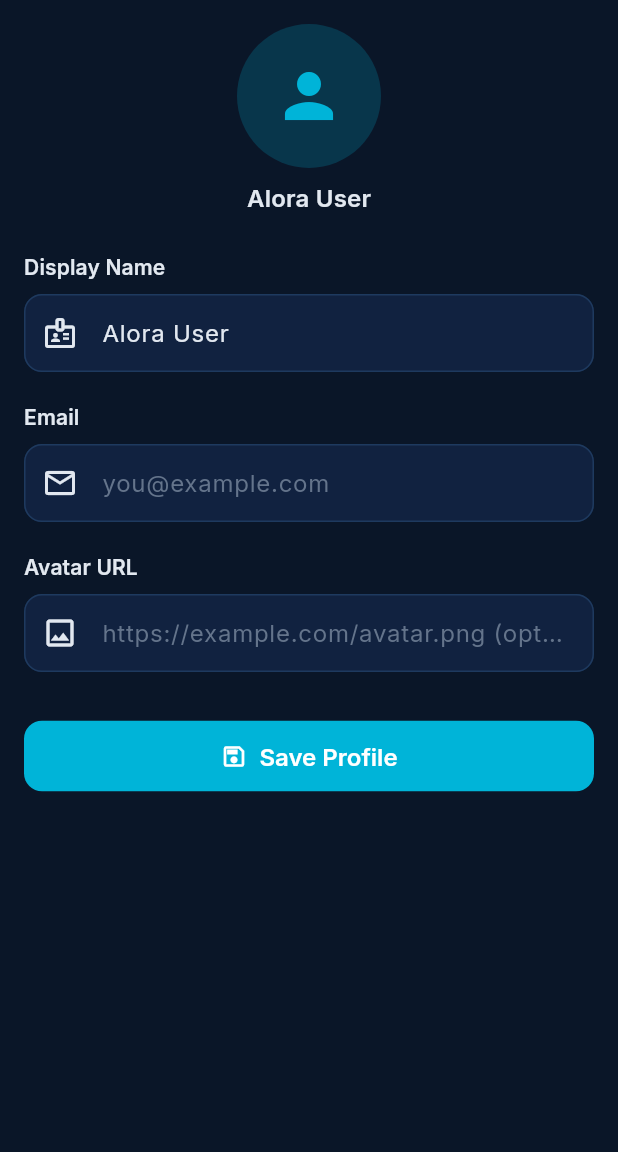
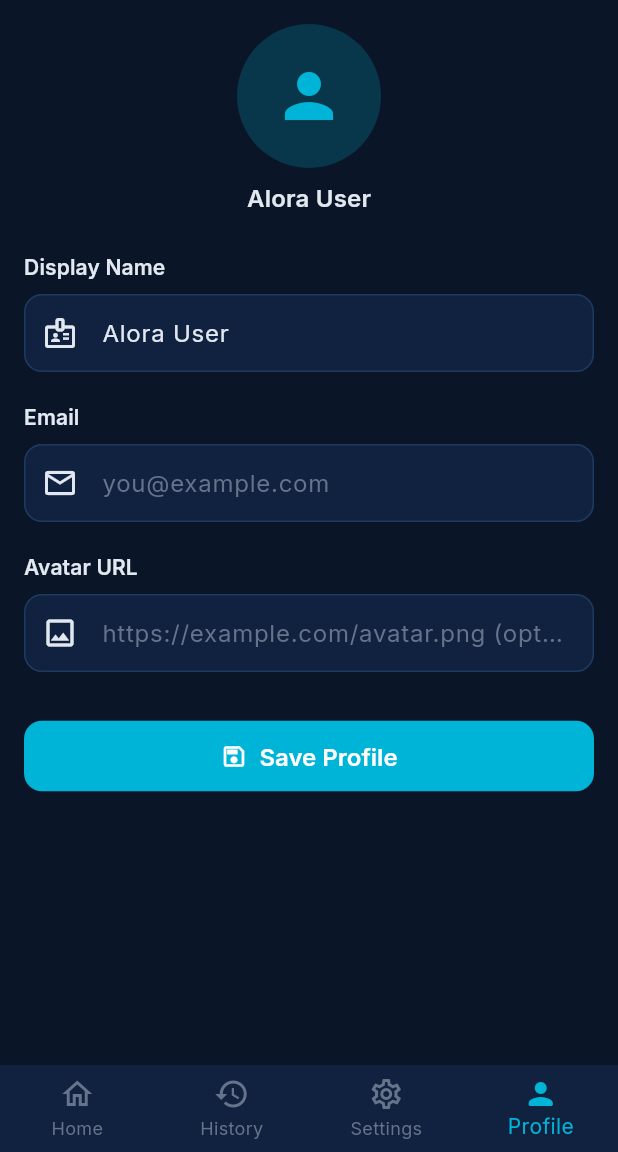
Before and after one commit to md-riaz/Jitsi-meet-app-flutter, a Flutter app: the screen it shows after launch, item 3 of the bottom bar chosen, after a tap on "Profile", on a phone screen of 412 x 824 dp, the part 84-1236 px from its top. Run offline on Flutter 3.47's test engine with Material 3 defaults, Android fonts, the phone set to English and light mode, and no system bars; our stand-ins replace google_fonts, hive, hive_flutter, permission_handler, share_plus; missing offline and left inert: jitsi_meet_flutter_sdk; accounts and stored records are empty.

Commit message:
Fix UI, navigation, settings and feature issues
Co-authored-by: md-riaz <33659227+md-riaz@users.noreply.github.com>

```diff
--- a/lib/app/routes.dart
+++ b/lib/app/routes.dart
@@ -3,7 +3,7 @@ import 'package:alora_meet/features/dashboard/screens/dashboard_screen.dart';
 import 'package:alora_meet/features/meeting/screens/meeting_screen.dart';
 import 'package:alora_meet/features/settings/screens/settings_screen.dart';
 import 'package:alora_meet/features/history/screens/history_screen.dart';
-import 'package:alora_meet/features/profile/screens/profile_screen.dart';
+import 'package:alora_meet/features/settings/screens/profile_settings_screen.dart';
 
 class AppRoutes {
   AppRoutes._();
@@ -20,7 +20,7 @@ class AppRoutes {
       meeting: (_) => const MeetingScreen(),
       settings: (_) => const SettingsScreen(),
       history: (_) => const HistoryScreen(),
-      profile: (_) => const ProfileScreen(),
+      profile: (_) => const ProfileSettingsScreen(),
     };
   }
 }
--- a/lib/core/models/app_settings.dart
+++ b/lib/core/models/app_settings.dart
@@ -78,7 +78,7 @@ class AppSettings {
       'add-people.enabled': true,
       'breakout-rooms.enabled': true,
       'audio-only.enabled': false,
-      'unsaferoomwarning.enabled': true,
+      'unsaferoomwarning.enabled': false,
       'fullscreen.enabled': true,
     };
   }
--- a/lib/features/dashboard/screens/dashboard_screen.dart
+++ b/lib/features/dashboard/screens/dashboard_screen.dart
@@ -11,6 +11,7 @@ import 'package:alora_meet/features/dashboard/widgets/create_meeting_sheet.dart'
 import 'package:alora_meet/features/dashboard/widgets/join_meeting_sheet.dart';
 import 'package:alora_meet/features/dashboard/widgets/meeting_history_card.dart';
 import 'package:alora_meet/shared/utils/dialog_utils.dart';
+import 'package:alora_meet/shared/widgets/main_bottom_nav.dart';
 
 class DashboardScreen extends StatefulWidget {
   const DashboardScreen({super.key});
@@ -20,7 +21,6 @@ class DashboardScreen extends StatefulWidget {
 }
 
 class _DashboardScreenState extends State<DashboardScreen> {
-  int _currentIndex = 0;
   final _permissionService = PermissionService();
   int _permissionRetryCount = 0;
   static const int _maxPermissionRetries = 2;
@@ -30,23 +30,6 @@ class _DashboardScreenState extends State<DashboardScreen> {
     if (hour < 12) return 'Good morning';
     if (hour < 17) return 'Good afternoon';
     return 'Good evening';
-  }
-
-  void _onNavTap(int index) {
-    switch (index) {
-      case 0:
-        setState(() => _currentIndex = 0);
-        break;
-      case 1:
-        Navigator.pushNamed(context, AppRoutes.history);
-        break;
-      case 2:
-        Navigator.pushNamed(context, AppRoutes.settings);
-        break;
-      case 3:
-        Navigator.pushNamed(context, AppRoutes.profile);
-        break;
-    }
   }
 
   void _showJoinSheet() {
@@ -152,6 +135,7 @@ class _DashboardScreenState extends State<DashboardScreen> {
 
     return Scaffold(
       appBar: AppBar(
+        centerTitle: false,
         title: Row(
           mainAxisSize: MainAxisSize.min,
           children: [
@@ -172,13 +156,35 @@ class _DashboardScreenState extends State<DashboardScreen> {
             child: Consumer<StorageService>(
               builder: (context, storage, _) {
                 final name = storage.settings.displayName;
+                final avatarURL = storage.settings.avatarURL;
+                final hasAvatar =
+                    avatarURL != null && avatarURL.isNotEmpty;
                 return GestureDetector(
                   onTap: () =>
                       Navigator.pushNamed(context, AppRoutes.profile),
                   child: CircleAvatar(
                     radius: 18,
                     backgroundColor: colorScheme.primary.withAlpha(40),
-                    child: Text(
+                    child: hasAvatar
+                        ? ClipOval(
+                            child: Image.network(
+                              avatarURL!,
+                              width: 36,
+                              height: 36,
+                              fit: BoxFit.cover,
+                              errorBuilder: (_, __, ___) => Text(
+                                name.isNotEmpty
+                                    ? name[0].toUpperCase()
+                                    : 'A',
+                                style: TextStyle(
+                                  color: colorScheme.primary,
+                                  fontWeight: FontWeight.w600,
+                                  fontSize: 16,
+                                ),
+                              ),
+                            ),
+                          )
+                        : Text(
                             name.isNotEmpty ? name[0].toUpperCase() : 'A',
                             style: TextStyle(
                               color: colorScheme.primary,
@@ -208,32 +214,7 @@ class _DashboardScreenState extends State<DashboardScreen> {
           ),
         ),
       ),
-      bottomNavigationBar: BottomNavigationBar(
-        currentIndex: _currentIndex,
-        onTap: _onNavTap,
-        items: const [
-          BottomNavigationBarItem(
-            icon: Icon(Icons.home_outlined),
-            activeIcon: Icon(Icons.home_rounded),
-            label: 'Home',
-          ),
-          BottomNavigationBarItem(
-            icon: Icon(Icons.history_outlined),
-            activeIcon: Icon(Icons.history_rounded),
-            label: 'History',
-          ),
-          BottomNavigationBarItem(
-            icon: Icon(Icons.settings_outlined),
-            activeIcon: Icon(Icons.settings_rounded),
-            label: 'Settings',
-          ),
-          BottomNavigationBarItem(
-            icon: Icon(Icons.person_outline),
-            activeIcon: Icon(Icons.person_rounded),
-            label: 'Profile',
-          ),
-        ],
-      ),
+      bottomNavigationBar: const MainBottomNav(currentIndex: 0),
     );
   }
 
--- a/lib/features/history/screens/history_screen.dart
+++ b/lib/features/history/screens/history_screen.dart
@@ -5,6 +5,7 @@ import 'package:alora_meet/core/models/meeting.dart';
 import 'package:alora_meet/core/services/meeting_service.dart';
 import 'package:alora_meet/core/services/storage_service.dart';
 import 'package:alora_meet/features/history/widgets/history_meeting_tile.dart';
+import 'package:alora_meet/shared/widgets/main_bottom_nav.dart';
 
 enum _SortOption { date, duration, name }
 
@@ -120,6 +121,7 @@ class _HistoryScreenState extends State<HistoryScreen> {
     return Scaffold(
       appBar: AppBar(
         title: const Text('Meeting History'),
+        automaticallyImplyLeading: false,
         actions: [
           Consumer<StorageService>(
             builder: (context, storage, _) {
@@ -133,6 +135,7 @@ class _HistoryScreenState extends State<HistoryScreen> {
           ),
         ],
       ),
+      bottomNavigationBar: const MainBottomNav(currentIndex: 1),
       body: Consumer<StorageService>(
         builder: (context, storage, _) {
           final allMeetings = storage.meetingHistory;
--- a/lib/features/settings/screens/advanced_settings_screen.dart
+++ b/lib/features/settings/screens/advanced_settings_screen.dart
@@ -125,7 +125,7 @@ class _AdvancedSettingsScreenState extends State<AdvancedSettingsScreen> {
               )),
           const SizedBox(height: 4),
           Text(
-            'Add custom Jitsi configuration as JSON',
+            'Add custom Alora Meet configuration as JSON',
             style: theme.textTheme.bodySmall?.copyWith(
               color: theme.colorScheme.onSurface.withAlpha(153),
             ),
--- a/lib/features/settings/screens/profile_settings_screen.dart
+++ b/lib/features/settings/screens/profile_settings_screen.dart
@@ -2,6 +2,7 @@ import 'package:flutter/material.dart';
 import 'package:provider/provider.dart';
 
 import 'package:alora_meet/core/services/storage_service.dart';
+import 'package:alora_meet/shared/widgets/main_bottom_nav.dart';
 
 class ProfileSettingsScreen extends StatefulWidget {
   const ProfileSettingsScreen({super.key});
@@ -62,6 +63,7 @@ class _ProfileSettingsScreenState extends State<ProfileSettingsScreen> {
 
     return Scaffold(
       appBar: AppBar(title: const Text('Profile')),
+      bottomNavigationBar: const MainBottomNav(currentIndex: 3),
       body: Form(
         key: _formKey,
         child: ListView(
--- a/lib/features/settings/screens/settings_screen.dart
+++ b/lib/features/settings/screens/settings_screen.dart
@@ -1,5 +1,6 @@
 import 'package:flutter/material.dart';
 import 'package:provider/provider.dart';
+import 'package:url_launcher/url_launcher.dart';
 
 import 'package:alora_meet/core/services/storage_service.dart';
 import 'package:alora_meet/features/settings/screens/general_settings_screen.dart';
@@ -8,6 +9,7 @@ import 'package:alora_meet/features/settings/screens/audio_video_settings_screen
 import 'package:alora_meet/features/settings/screens/feature_flags_screen.dart';
 import 'package:alora_meet/features/settings/screens/advanced_settings_screen.dart';
 import 'package:alora_meet/features/settings/widgets/settings_section_tile.dart';
+import 'package:alora_meet/shared/widgets/main_bottom_nav.dart';
 
 class SettingsScreen extends StatefulWidget {
   const SettingsScreen({super.key});
@@ -37,7 +39,9 @@ class _SettingsScreenState extends State<SettingsScreen> {
     return Scaffold(
       appBar: AppBar(
         title: const Text('Settings'),
+        automaticallyImplyLeading: false,
       ),
+      bottomNavigationBar: const MainBottomNav(currentIndex: 2),
       body: ListView(
         padding: const EdgeInsets.symmetric(vertical: 8),
         children: [
@@ -83,8 +87,7 @@ class _SettingsScreenState extends State<SettingsScreen> {
                 SettingsSectionTile(
                   icon: Icons.dns_outlined,
                   title: 'General',
-                  subtitle:
-                      '${settings.serverURL} · ${_languageName(settings.language)}',
+                   subtitle: settings.serverURL,
                   trailing: Icon(Icons.chevron_right,
                       color: theme.colorScheme.onSurface.withAlpha(102)),
                   onTap: () => _navigate(
@@ -181,6 +184,51 @@ class _SettingsScreenState extends State<SettingsScreen> {
 
           const SizedBox(height: 24),
 
+          // Support & Legal
+          if (_matches('help') ||
+              _matches('terms') ||
+              _matches('privacy') ||
+              _matches('support') ||
+              _searchQuery.isEmpty)
+            _buildSection(
+              context,
+              header: 'Support & Legal',
+              children: [
+                SettingsSectionTile(
+                  icon: Icons.help_outline,
+                  title: 'Help',
+                  subtitle: 'Contact & support',
+                  trailing: Icon(Icons.open_in_new,
+                      size: 18,
+                      color: theme.colorScheme.onSurface.withAlpha(102)),
+                  onTap: () => _launchUrl(
+                      context, 'https://www.alorameet.com/Contact.html'),
+                ),
+                SettingsSectionTile(
+                  icon: Icons.description_outlined,
+                  title: 'Terms of Service',
+                  subtitle: 'View our terms',
+                  trailing: Icon(Icons.open_in_new,
+                      size: 18,
+                      color: theme.colorScheme.onSurface.withAlpha(102)),
+                  onTap: () => _launchUrl(context,
+                      'https://www.alorameet.com/Legal/Terms.html'),
+                ),
+                SettingsSectionTile(
+                  icon: Icons.privacy_tip_outlined,
+                  title: 'Privacy Policy',
+                  subtitle: 'View our privacy policy',
+                  trailing: Icon(Icons.open_in_new,
+                      size: 18,
+                      color: theme.colorScheme.onSurface.withAlpha(102)),
+                  onTap: () => _launchUrl(context,
+                      'https://www.alorameet.com/Legal/Privacy.html'),
+                ),
+              ],
+            ),
+
+          const SizedBox(height: 24),
+
           // Reset button
           if (_matches('reset') || _searchQuery.isEmpty)
             Padding(
@@ -236,6 +284,21 @@ class _SettingsScreenState extends State<SettingsScreen> {
     );
   }
 
+  Future<void> _launchUrl(BuildContext context, String url) async {
+    final uri = Uri.parse(url);
+    if (!await launchUrl(uri, mode: LaunchMode.externalApplication)) {
+      if (context.mounted) {
+        ScaffoldMessenger.of(context).showSnackBar(
+          const SnackBar(
+            content: Text(
+              'Unable to open link. Please check your internet connection or try again later.',
+            ),
+          ),
+        );
+      }
+    }
+  }
+
   Future<void> _confirmReset(BuildContext context) async {
     final confirmed = await showDialog<bool>(
       context: context,
@@ -269,20 +332,4 @@ class _SettingsScreenState extends State<SettingsScreen> {
     }
   }
 
-  String _languageName(String code) {
-    const names = {
-      'en': 'English',
-      'es': 'Español',
-      'fr': 'Français',
-      'de': 'Deutsch',
-      'pt': 'Português',
-      'zh': '中文',
-      'ja': '日本語',
-      'ko': '한국어',
-      'ar': 'العربية',
-      'hi': 'हिन्दी',
-      'ru': 'Русский',
-    };
-    return names[code] ?? code;
-  }
 }
--- /dev/null
+++ b/lib/shared/widgets/main_bottom_nav.dart
@@ -0,0 +1,63 @@
+import 'package:flutter/material.dart';
+
+import 'package:alora_meet/app/routes.dart';
+
+class MainBottomNav extends StatelessWidget {
+  final int currentIndex;
+
+  const MainBottomNav({super.key, required this.currentIndex});
+
+  void _onTap(BuildContext context, int index) {
+    if (index == currentIndex) return;
+
+    // Navigate back to the dashboard root (or the first route if dashboard is
+    // not in the stack) to keep a clean navigation stack.
+    Navigator.popUntil(context, (route) {
+      return route.settings.name == AppRoutes.dashboard || route.isFirst;
+    });
+
+    if (index == 0) return; // Already at dashboard after popUntil.
+
+    switch (index) {
+      case 1:
+        Navigator.pushNamed(context, AppRoutes.history);
+        break;
+      case 2:
+        Navigator.pushNamed(context, AppRoutes.settings);
+        break;
+      case 3:
+        Navigator.pushNamed(context, AppRoutes.profile);
+        break;
+    }
+  }
+
+  @override
+  Widget build(BuildContext context) {
+    return BottomNavigationBar(
+      currentIndex: currentIndex,
+      onTap: (index) => _onTap(context, index),
+      items: const [
+        BottomNavigationBarItem(
+          icon: Icon(Icons.home_outlined),
+          activeIcon: Icon(Icons.home_rounded),
+          label: 'Home',
+        ),
+        BottomNavigationBarItem(
+          icon: Icon(Icons.history_outlined),
+          activeIcon: Icon(Icons.history_rounded),
+          label: 'History',
+        ),
+        BottomNavigationBarItem(
+          icon: Icon(Icons.settings_outlined),
+          activeIcon: Icon(Icons.settings_rounded),
+          label: 'Settings',
+        ),
+        BottomNavigationBarItem(
+          icon: Icon(Icons.person_outline),
+          activeIcon: Icon(Icons.person_rounded),
+          label: 'Profile',
+        ),
+      ],
+    );
+  }
+}
```
Also changed, not shown: lib/features/settings/screens/feature_flags_screen.dart (+7 -0 lines), lib/features/settings/screens/general_settings_screen.dart (+35 -35 lines). Lines whose indentation alone changed are shown as unchanged.
